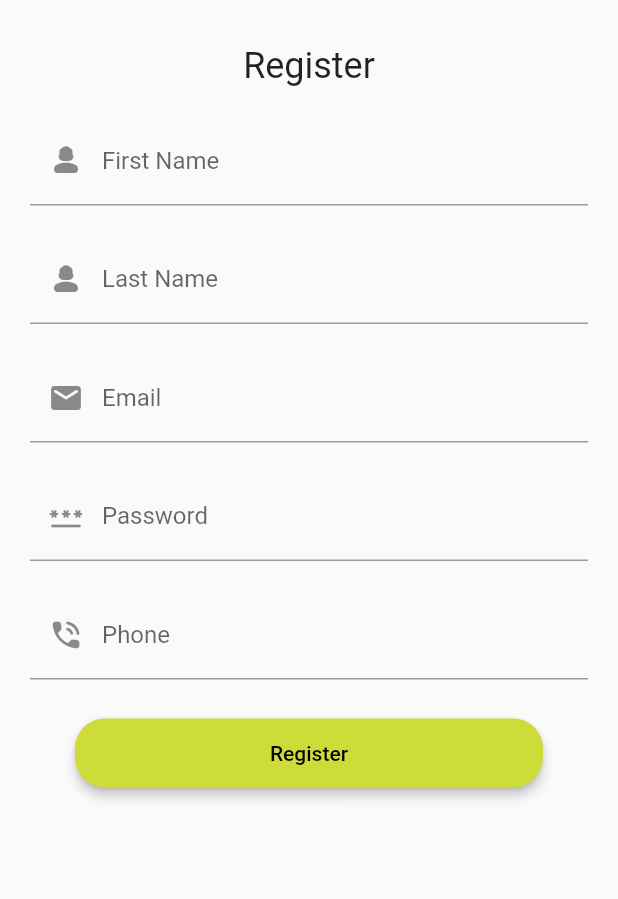
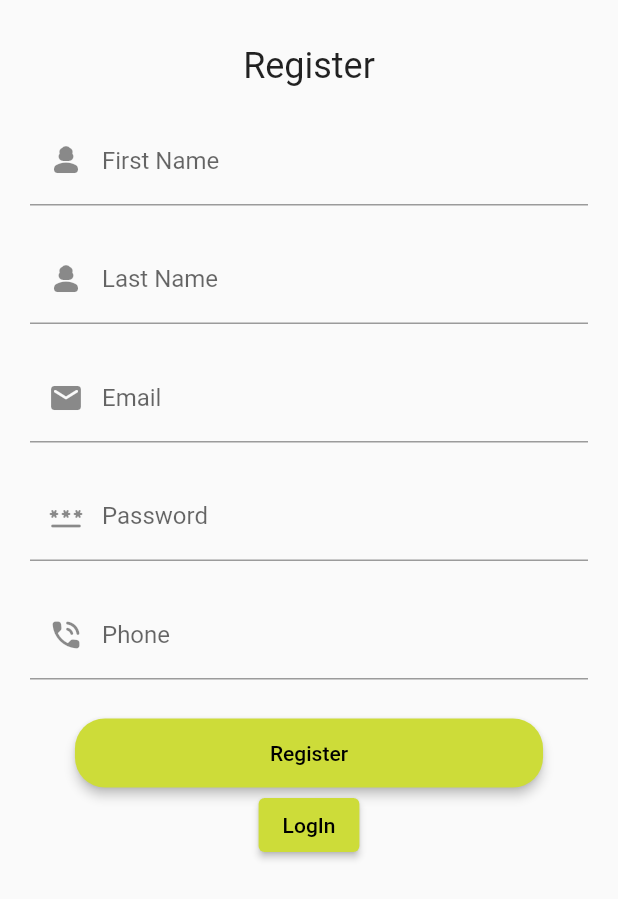
Before and after one commit to Viraj-Sankalpa/Customer-Relashionship-Management-Application, a Flutter app: the RegisterPage screen opened directly, on a phone screen of 412 x 824 dp. Shown: the top 899 px of the screen. Run offline on Flutter 3.47's test engine with Material 2 defaults, Android fonts, the phone set to English and light mode, and no system bars; our stand-ins replace cloud_firestore, firebase_auth, firebase_core, form_field_validator, get, hexcolor and 1 more; accounts and stored records are empty.

Commit message:
login success

```diff
--- a/lib/main.dart
+++ b/lib/main.dart
@@ -32,11 +32,11 @@ class MyApp extends StatelessWidget {
         primarySwatch: Colors.lime,
       ),
       // home: const RegisterPage(),
-      home: const LoginPage(),
+      home: const RegisterPage(),
 
       routes: {
         '/Home' :(context) => const HomePage(),
-        '/SignIn' :(context) => const SignInPage(),
+        '/LogIn' :(context) => const LoginPage(),
         '/AddCustomer' :(context) => const AddCustomer(),
       },
     );
--- a/lib/screens/register_page.dart
+++ b/lib/screens/register_page.dart
@@ -214,9 +214,9 @@ class _RegisterPageState extends State<RegisterPage> {
                       },
                       child: const Text("Register")),
 
-                  // ElevatedButton(onPressed: (){
-                  //   Navigator.pushNamed(context, '/SignIn');
-                  // }, child: const Text("SignIn"))
+                  ElevatedButton(onPressed: (){
+                    Navigator.pushNamed(context, '/LogIn');
+                  }, child: const Text("LogIn"))
                 ],
               ),
             ),
```
